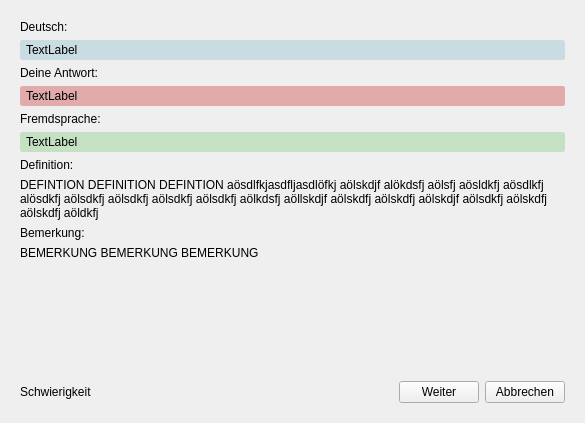
Qt form Client/res/trainingsfenster.ui (samuelx12/Vocitrainer) before a commit.
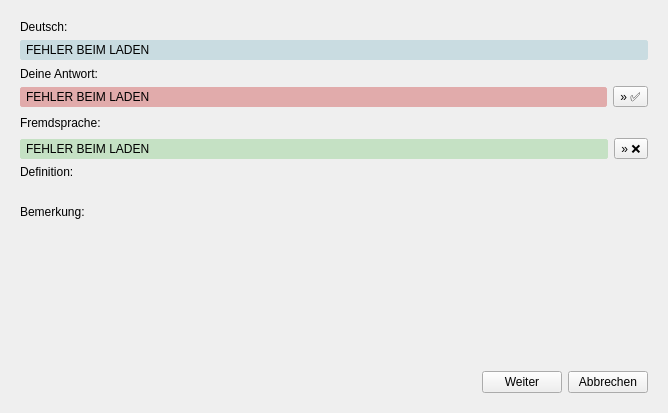
The same form after that commit. The open tabs and pages were chosen to show the change. Icons and pictures are not drawn.

The edit to the form file:
```diff
--- a/Client/res/trainingsfenster.ui
+++ b/Client/res/trainingsfenster.ui
@@ -6,8 +6,8 @@
    <rect>
     <x>0</x>
     <y>0</y>
-    <width>585</width>
-    <height>423</height>
+    <width>668</width>
+    <height>413</height>
    </rect>
   </property>
   <property name="windowTitle">
@@ -146,10 +146,19 @@
 border-color: rgb(201, 220, 225);</string>
          </property>
          <property name="text">
-          <string>TextLabel</string>
+          <string>FEHLER BEIM LADEN</string>
+         </property>
+         <property name="wordWrap">
+          <bool>true</bool>
          </property>
         </widget>
        </item>
+       <item>
+        <layout class="QHBoxLayout" name="horizontalLayout_9">
+         <item>
+          <layout class="QVBoxLayout" name="verticalLayout_7">
+           <item>
+            <layout class="QHBoxLayout" name="horizontalLayout_10">
        <item>
         <widget class="QLabel" name="a_lbl_deineAntwort_beschreibung">
          <property name="text">
@@ -158,6 +167,21 @@
         </widget>
        </item>
        <item>
+              <spacer name="a_spacer_deineAntwort">
+               <property name="orientation">
+                <enum>Qt::Horizontal</enum>
+               </property>
+               <property name="sizeHint" stdset="0">
+                <size>
+                 <width>41</width>
+                 <height>0</height>
+                </size>
+               </property>
+              </spacer>
+             </item>
+            </layout>
+           </item>
+           <item>
         <widget class="QLabel" name="a_lbl_deineAntwort_wort">
          <property name="styleSheet">
           <string notr="true">background-color: rgb(225, 171, 171);
@@ -166,10 +190,44 @@
 border-color: rgb(225, 171, 171);</string>
          </property>
          <property name="text">
-          <string>TextLabel</string>
-         </property>
-        </widget>
-       </item>
+              <string>FEHLER BEIM LADEN</string>
+             </property>
+             <property name="wordWrap">
+              <bool>true</bool>
+             </property>
+            </widget>
+           </item>
+          </layout>
+         </item>
+         <item>
+          <layout class="QVBoxLayout" name="verticalLayout_8">
+           <item>
+            <widget class="QLabel" name="a_lbl_trotzdemRichtig">
+             <property name="text">
+              <string/>
+             </property>
+            </widget>
+           </item>
+           <item>
+            <widget class="QToolButton" name="a_cmd_trotzdemRichtig">
+             <property name="styleSheet">
+              <string notr="true">font: 12pt &quot;MS Shell Dlg 2&quot;;</string>
+             </property>
+             <property name="text">
+              <string>» ✅</string>
+             </property>
+            </widget>
+           </item>
+          </layout>
+         </item>
+        </layout>
+       </item>
+       <item>
+        <layout class="QHBoxLayout" name="horizontalLayout_11">
+         <item>
+          <layout class="QVBoxLayout" name="verticalLayout_9">
+           <item>
+            <layout class="QHBoxLayout" name="horizontalLayout_12">
        <item>
         <widget class="QLabel" name="a_lbl_fremdsprache_beschreibung">
          <property name="text">
@@ -178,6 +236,21 @@
         </widget>
        </item>
        <item>
+              <spacer name="horizontalSpacer_9">
+               <property name="orientation">
+                <enum>Qt::Horizontal</enum>
+               </property>
+               <property name="sizeHint" stdset="0">
+                <size>
+                 <width>40</width>
+                 <height>20</height>
+                </size>
+               </property>
+              </spacer>
+             </item>
+            </layout>
+           </item>
+           <item>
         <widget class="QLabel" name="a_lbl_fremdsprache_wort">
          <property name="styleSheet">
           <string notr="true">background-color: rgb(197, 225, 196);
@@ -186,9 +259,37 @@
 border-color: rgb(197, 225, 196);</string>
          </property>
          <property name="text">
-          <string>TextLabel</string>
-         </property>
-        </widget>
+              <string>FEHLER BEIM LADEN</string>
+             </property>
+             <property name="wordWrap">
+              <bool>true</bool>
+             </property>
+            </widget>
+           </item>
+          </layout>
+         </item>
+         <item>
+          <layout class="QVBoxLayout" name="verticalLayout_10">
+           <item>
+            <widget class="QLabel" name="a_lbl_trotzdemFalsch">
+             <property name="text">
+              <string/>
+             </property>
+            </widget>
+           </item>
+           <item>
+            <widget class="QToolButton" name="a_cmd_trotzdemFalsch">
+             <property name="styleSheet">
+              <string notr="true">font: 12pt &quot;MS Shell Dlg 2&quot;;</string>
+             </property>
+             <property name="text">
+              <string>» ❌</string>
+             </property>
+            </widget>
+           </item>
+          </layout>
+         </item>
+        </layout>
        </item>
        <item>
         <widget class="QLabel" name="a_lbl_definition_beschreibung">
@@ -200,7 +301,7 @@
        <item>
         <widget class="QLabel" name="a_lbl_definition_wort">
          <property name="text">
-          <string>DEFINTION DEFINITION DEFINTION aösdlfkjasdfljasdlöfkj aölskdjf alökdsfj aölsfj aösldkfj aösdlkfj alösdkfj aölsdkfj aölsdkfj aölsdkfj aölsdkfj aölkdsfj aöllskdjf aölskdfj aölskdfj aölskdjf aölsdkfj aölskdfj aölskdfj aöldkfj </string>
+          <string>&lt;definition&gt;</string>
          </property>
          <property name="wordWrap">
           <bool>true</bool>
@@ -217,7 +318,7 @@
        <item>
         <widget class="QLabel" name="a_lbl_bemerkung_wort">
          <property name="text">
-          <string>BEMERKUNG BEMERKUNG BEMERKUNG</string>
+          <string>&lt;bemerkung&gt;</string>
          </property>
          <property name="wordWrap">
           <bool>true</bool>
@@ -242,7 +343,7 @@
          <item>
           <widget class="QLabel" name="a_lbl_schwierigkeit">
            <property name="text">
-            <string>Schwierigkeit</string>
+            <string>&lt;schwierigkeit&gt;</string>
            </property>
           </widget>
          </item>
@@ -264,6 +365,9 @@
            <property name="text">
             <string>Weiter</string>
            </property>
+           <property name="default">
+            <bool>true</bool>
+           </property>
           </widget>
          </item>
          <item>
```
Left out of the diff: 13 changed lines with no effect on the pictures. Lines whose indentation alone changed are shown as unchanged.
